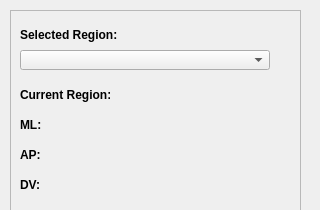
The window that needles2/regionUI.ui (int-brain-lab/iblapps) describes before a commit, drawn with Qt 5.
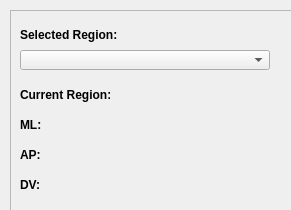
The same window after the commit.

Commit message: turn off layers; integrate table into gui

Patch:
```diff
--- a/needles2/regionUI.ui
+++ b/needles2/regionUI.ui
@@ -6,7 +6,7 @@
    <rect>
     <x>0</x>
     <y>0</y>
-    <width>320</width>
+    <width>291</width>
     <height>210</height>
    </rect>
   </property>
@@ -25,7 +25,7 @@
      <x>10</x>
      <y>10</y>
      <width>291</width>
-     <height>211</height>
+     <height>210</height>
     </rect>
    </property>
    <property name="sizePolicy">
```
The commit also changes 4 other files.
